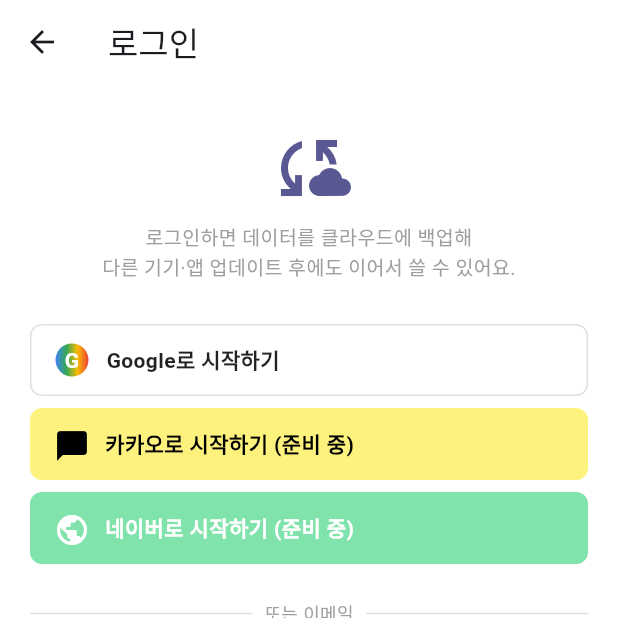
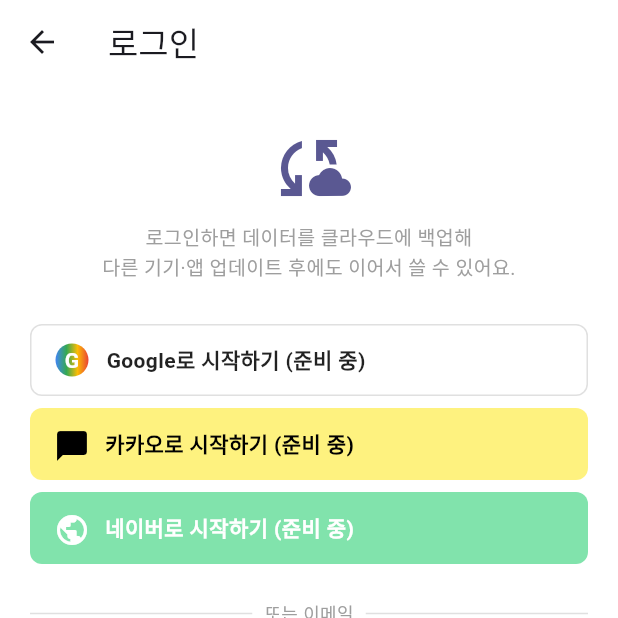
Before and after one commit to hongsytop-tech/Mobile-Application-Maker, a Flutter app: the AuthScreen screen opened directly, on a phone screen of 412 x 824 dp, the top half of it. Run offline on Flutter 3.47's test engine with Material 3 defaults, Android fonts, the phone set to English and light mode, and no system bars; our stand-ins replace cached_network_image, dio, fl_chart, flutter_dotenv, flutter_local_notifications, flutter_riverpod and 7 more; missing offline and left inert: dart:html; accounts and stored records are empty; network calls fail; Roboto replaces fonts that are missing (Pretendard).

Commit message:
fix(auth): GOOGLE_WEB_CLIENT_ID 미설정 시 Google 로그인 버튼을 '준비 중'으로 비활성 표시

```diff
--- a/lib/features/auth/screens/auth_screen.dart
+++ b/lib/features/auth/screens/auth_screen.dart
@@ -112,6 +112,8 @@ class _AuthScreenState extends ConsumerState<AuthScreen> {
           const SizedBox(height: 28),
 
           // ---- 소셜 로그인 ----
+          // Google 은 키가 설정된 경우에만 활성화. 아니면 카카오/네이버처럼 "(준비 중)".
+          if (SupabaseService.isGoogleConfigured)
             _SocialButton(
               label: 'Google로 시작하기',
               color: Colors.white,
@@ -120,6 +122,16 @@ class _AuthScreenState extends ConsumerState<AuthScreen> {
               icon: const _GoogleIcon(),
               enabled: !_busy,
               onTap: _googleSubmit,
+            )
+          else
+            _SocialButton(
+              label: 'Google로 시작하기 (준비 중)',
+              color: Colors.white,
+              textColor: Colors.black87,
+              border: true,
+              icon: const _GoogleIcon(),
+              enabled: false,
+              onTap: () => _comingSoon('Google'),
             ),
           const SizedBox(height: 8),
           _SocialButton(
```
Lines whose indentation alone changed are shown as unchanged.
